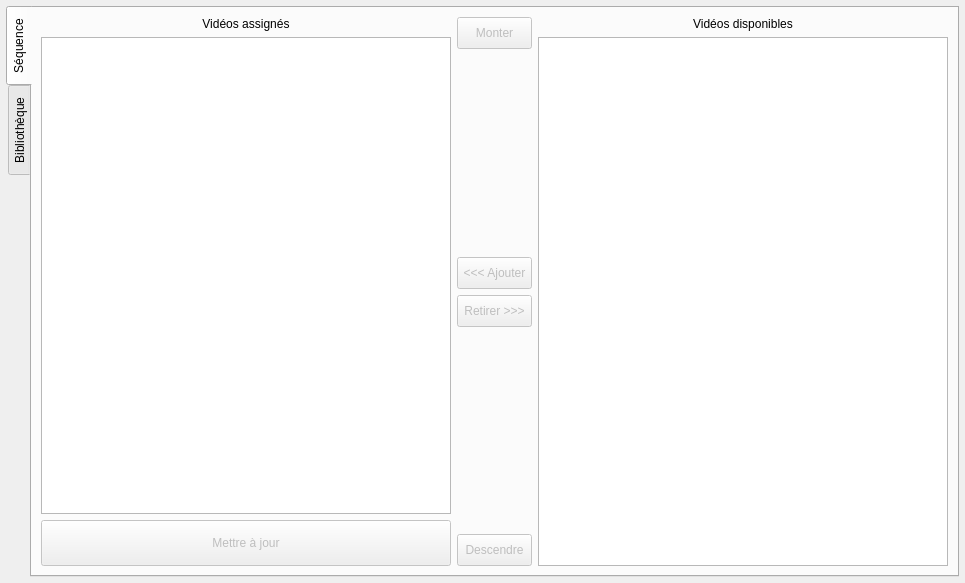
Qt form client/src/services/DanceService/DanceConfigWidget.ui (introlab/openteraplus) before a commit.
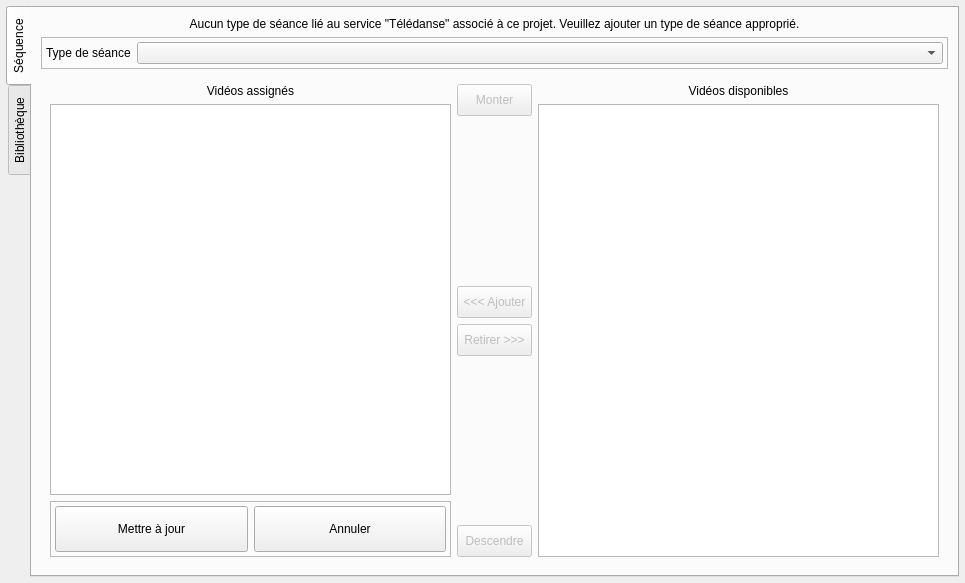
The same form after that commit. Icons and pictures are not drawn.

Commit message: Refs #59. Added session type in DanceConfigWidget. Working playlist saving.

What changed in the file:
```diff
--- a/client/src/services/DanceService/DanceConfigWidget.ui
+++ b/client/src/services/DanceService/DanceConfigWidget.ui
@@ -42,6 +42,59 @@
       <attribute name="title">
        <string>Séquence</string>
       </attribute>
+      <layout class="QVBoxLayout" name="verticalLayout_5">
+       <item>
+        <widget class="QLabel" name="lblWarning">
+         <property name="text">
+          <string>Aucun type de séance lié au service &quot;Télédanse&quot; associé à ce projet. Veuillez ajouter un type de séance approprié.</string>
+         </property>
+         <property name="alignment">
+          <set>Qt::AlignCenter</set>
+         </property>
+        </widget>
+       </item>
+       <item>
+        <widget class="QFrame" name="frameSessionType">
+         <property name="frameShape">
+          <enum>QFrame::StyledPanel</enum>
+         </property>
+         <property name="frameShadow">
+          <enum>QFrame::Raised</enum>
+         </property>
+         <layout class="QHBoxLayout" name="horizontalLayout_4">
+          <property name="leftMargin">
+           <number>4</number>
+          </property>
+          <property name="topMargin">
+           <number>4</number>
+          </property>
+          <property name="rightMargin">
+           <number>4</number>
+          </property>
+          <property name="bottomMargin">
+           <number>4</number>
+          </property>
+          <item>
+           <widget class="QLabel" name="lblSessionType">
+            <property name="sizePolicy">
+             <sizepolicy hsizetype="Maximum" vsizetype="Preferred">
+              <horstretch>0</horstretch>
+              <verstretch>0</verstretch>
+             </sizepolicy>
+            </property>
+            <property name="text">
+             <string>Type de séance</string>
+            </property>
+           </widget>
+          </item>
+          <item>
+           <widget class="QComboBox" name="cmbSessionTypes"/>
+          </item>
+         </layout>
+        </widget>
+       </item>
+       <item>
+        <widget class="QFrame" name="framePlaylistManager">
       <layout class="QHBoxLayout" name="horizontalLayout">
        <item>
         <layout class="QVBoxLayout" name="verticalLayout_9">
@@ -98,9 +151,33 @@
           </widget>
          </item>
          <item>
+             <widget class="QFrame" name="framePlaylistControls">
+              <property name="enabled">
+               <bool>true</bool>
+              </property>
+              <property name="frameShape">
+               <enum>QFrame::StyledPanel</enum>
+              </property>
+              <property name="frameShadow">
+               <enum>QFrame::Raised</enum>
+              </property>
+              <layout class="QHBoxLayout" name="horizontalLayout_3">
+               <property name="leftMargin">
+                <number>4</number>
+               </property>
+               <property name="topMargin">
+                <number>4</number>
+               </property>
+               <property name="rightMargin">
+                <number>4</number>
+               </property>
+               <property name="bottomMargin">
+                <number>4</number>
+               </property>
+               <item>
           <widget class="QPushButton" name="btnSave">
            <property name="enabled">
-            <bool>false</bool>
+                  <bool>true</bool>
            </property>
            <property name="minimumSize">
             <size>
@@ -126,6 +203,38 @@
            </property>
           </widget>
          </item>
+               <item>
+                <widget class="QPushButton" name="btnCancel">
+                 <property name="enabled">
+                  <bool>true</bool>
+                 </property>
+                 <property name="minimumSize">
+                  <size>
+                   <width>0</width>
+                   <height>46</height>
+                  </size>
+                 </property>
+                 <property name="cursor">
+                  <cursorShape>PointingHandCursor</cursorShape>
+                 </property>
+                 <property name="text">
+                  <string>Annuler</string>
+                 </property>
+                 <property name="icon">
+                  <iconset resource="../../../resources/TeraClient.qrc">
+                   <normaloff>:/icons/undo.png</normaloff>:/icons/undo.png</iconset>
+                 </property>
+                 <property name="iconSize">
+                  <size>
+                   <width>24</width>
+                   <height>24</height>
+                  </size>
+                 </property>
+                </widget>
+               </item>
+              </layout>
+             </widget>
+            </item>
         </layout>
        </item>
        <item>
@@ -310,6 +419,9 @@
           </widget>
          </item>
         </layout>
+          </item>
+         </layout>
+        </widget>
        </item>
       </layout>
      </widget>
```
Lines whose indentation alone changed are shown as unchanged. The commit also changes 3 other files.
